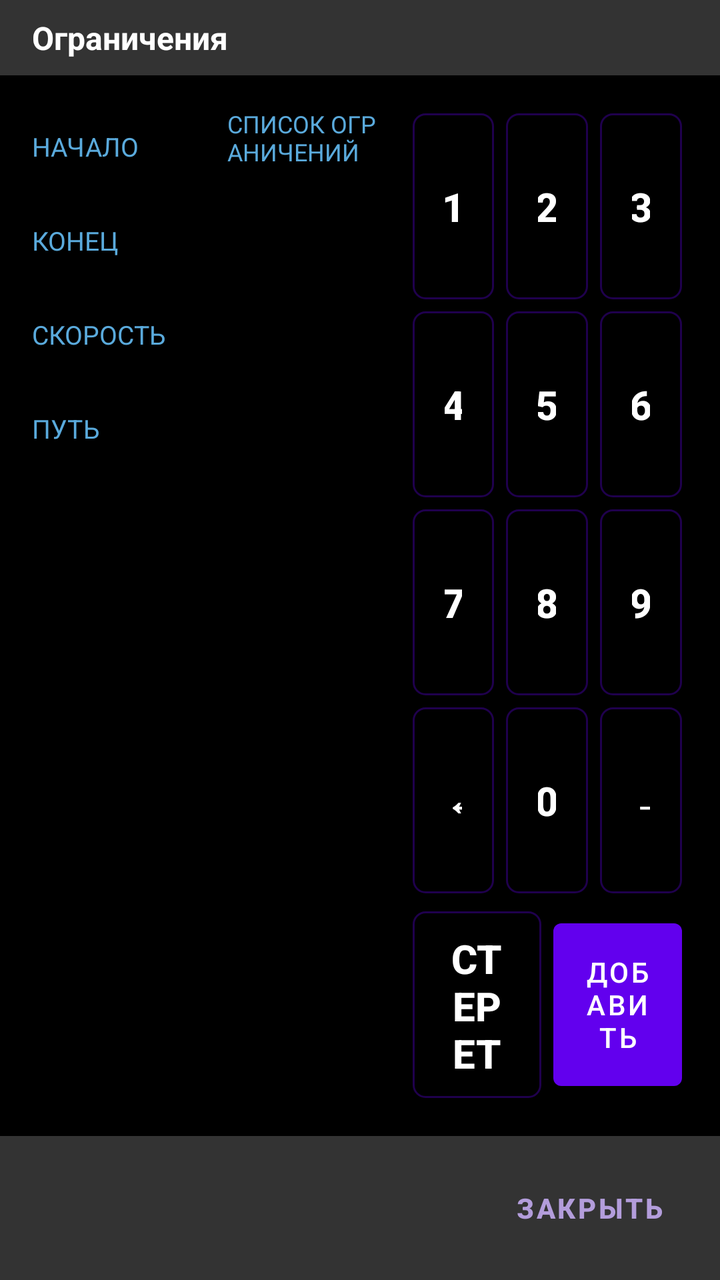
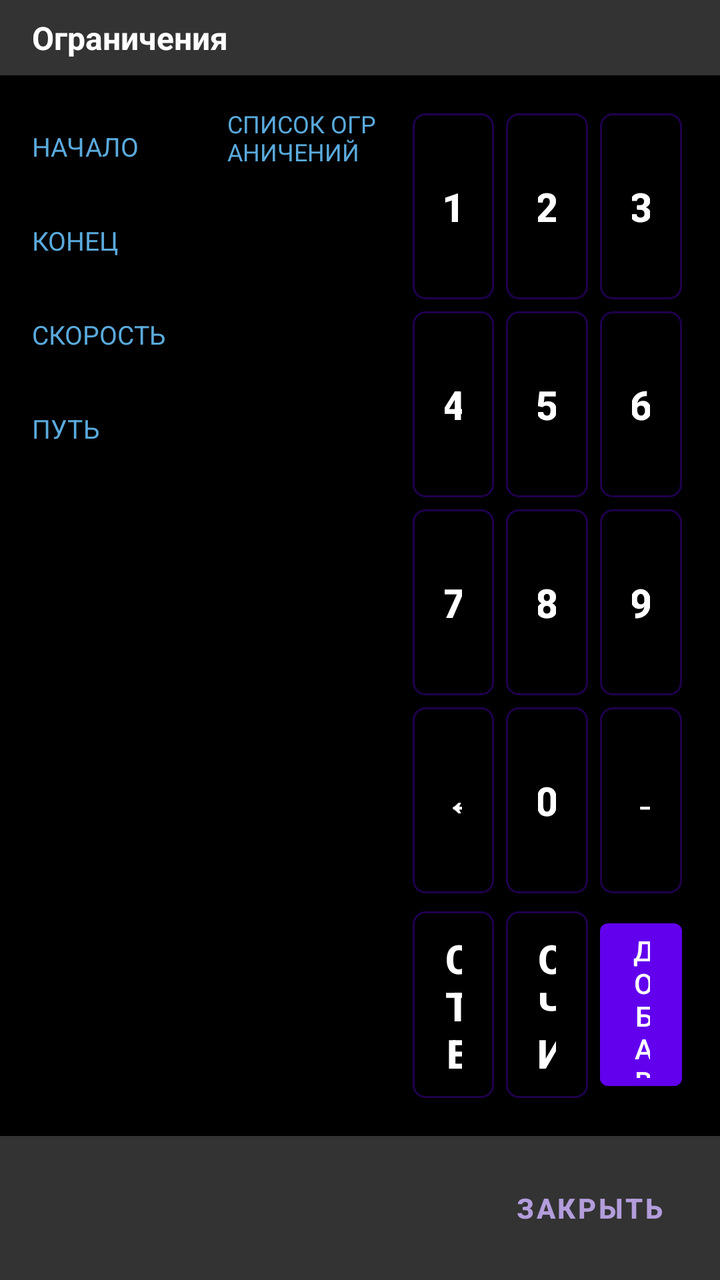

Compare the two renders of this Android layout. The source of the first and the diff that turns it into the second are given below.
<!-- AndroidManifest.xml: application theme Theme.TrainDriverApp -->
<!-- res/layout/activity_restrictions.xml -->
<?xml version="1.0" encoding="utf-8"?>
<LinearLayout xmlns:android="http://schemas.android.com/apk/res/android"
    android:layout_width="match_parent"
    android:layout_height="match_parent"
    android:orientation="vertical"
    android:background="#000000">

    
    <TextView
        android:layout_width="match_parent"
        android:layout_height="wrap_content"
        android:background="#333333"
        android:paddingStart="16dp"
        android:paddingEnd="16dp"
        android:paddingTop="8dp"
        android:paddingBottom="8dp"
        android:text="Ограничения"
        android:textColor="#FFFFFF"
        android:textSize="16sp"
        android:textStyle="bold" />

    
    <LinearLayout
        android:layout_width="match_parent"
        android:layout_height="0dp"
        android:layout_weight="1"
        android:orientation="horizontal"
        android:padding="16dp">

        
        <LinearLayout
            android:layout_width="0dp"
            android:layout_height="match_parent"
            android:layout_weight="2"
            android:orientation="vertical"
            android:paddingEnd="14dp">

            <LinearLayout
                android:layout_width="match_parent"
                android:layout_height="wrap_content"
                android:orientation="horizontal"
                android:gravity="center_vertical">

                <TextView
                    android:layout_width="100dp"
                    android:layout_height="wrap_content"
                    android:text="НАЧАЛО"
                    android:textColor="#5AAADC"
                    android:textSize="13sp" />

                <EditText
                    android:id="@+id/restrictionStartKmInput"
                    style="@style/RestrictionDigitBox"
                    android:layout_width="56dp"
                    android:hint="км"
                    android:inputType="number"
                    android:maxLength="4" />

                <EditText
                    android:id="@+id/restrictionStartPkInput"
                    style="@style/RestrictionDigitBox"
                    android:layout_width="40dp"
                    android:layout_marginStart="6dp"
                    android:hint="пк"
                    android:inputType="number"
                    android:maxLength="2" />

            </LinearLayout>

            <LinearLayout
                android:layout_width="match_parent"
                android:layout_height="wrap_content"
                android:layout_marginTop="8dp"
                android:orientation="horizontal"
                android:gravity="center_vertical">

                <TextView
                    android:layout_width="100dp"
                    android:layout_height="wrap_content"
                    android:text="КОНЕЦ"
                    android:textColor="#5AAADC"
                    android:textSize="13sp" />

                <EditText
                    android:id="@+id/restrictionEndKmInput"
                    style="@style/RestrictionDigitBox"
                    android:layout_width="56dp"
                    android:hint="км"
                    android:inputType="number"
                    android:maxLength="4" />

                <EditText
                    android:id="@+id/restrictionEndPkInput"
                    style="@style/RestrictionDigitBox"
                    android:layout_width="40dp"
                    android:layout_marginStart="6dp"
                    android:hint="пк"
                    android:inputType="number"
                    android:maxLength="2" />

            </LinearLayout>

            
            <LinearLayout
                android:layout_width="match_parent"
                android:layout_height="wrap_content"
                android:layout_marginTop="8dp"
                android:orientation="horizontal"
                android:gravity="center_vertical">

                <TextView
                    android:layout_width="100dp"
                    android:layout_height="wrap_content"
                    android:text="СКОРОСТЬ"
                    android:textColor="#5AAADC"
                    android:textSize="13sp" />

                <EditText
                    android:id="@+id/restrictionSpeedInput"
                    style="@style/RestrictionDigitBox"
                    android:layout_width="44dp"
                    android:hint="—"
                    android:inputType="number"
                    android:maxLength="2" />

            </LinearLayout>

            <LinearLayout
                android:layout_width="match_parent"
                android:layout_height="wrap_content"
                android:layout_marginTop="8dp"
                android:orientation="horizontal"
                android:gravity="center_vertical">

                <TextView
                    android:layout_width="100dp"
                    android:layout_height="wrap_content"
                    android:text="ПУТЬ"
                    android:textColor="#5AAADC"
                    android:textSize="13sp" />

                <EditText
                    android:id="@+id/restrictionPathInput"
                    style="@style/RestrictionDigitBox"
                    android:layout_width="36dp"
                    android:hint="—"
                    android:inputType="number"
                    android:maxLength="1" />

            </LinearLayout>

            <TextView
                android:id="@+id/restrictionErrorText"
                android:layout_width="match_parent"
                android:layout_height="wrap_content"
                android:layout_marginTop="8dp"
                android:textColor="#E05A5A"
                android:visibility="gone" />

        </LinearLayout>

        
        <LinearLayout
            android:layout_width="0dp"
            android:layout_height="match_parent"
            android:layout_weight="2"
            android:orientation="vertical"
            android:paddingStart="4dp"
            android:paddingEnd="14dp">

            <TextView
                android:layout_width="wrap_content"
                android:layout_height="wrap_content"
                android:text="СПИСОК ОГРАНИЧЕНИЙ"
                android:textColor="#5AAADC"
                android:textSize="12sp"
                android:layout_marginBottom="6dp" />

            <ScrollView
                android:layout_width="match_parent"
                android:layout_height="0dp"
                android:layout_weight="1">

                <LinearLayout
                    android:id="@+id/restrictionRowsContainer"
                    android:layout_width="match_parent"
                    android:layout_height="wrap_content"
                    android:orientation="vertical" />

            </ScrollView>

        </LinearLayout>

        
        <LinearLayout
            android:layout_width="0dp"
            android:layout_height="match_parent"
            android:layout_weight="3"
            android:orientation="vertical">

            
            <LinearLayout
                android:layout_width="match_parent"
                android:layout_height="0dp"
                android:layout_weight="1"
                android:orientation="horizontal">
                <Button android:id="@+id/restrictionKey1" style="@style/RestrictionKeypadButton" android:layout_height="match_parent" android:text="1" />
                <Button android:id="@+id/restrictionKey2" style="@style/RestrictionKeypadButton" android:layout_height="match_parent" android:text="2" />
                <Button android:id="@+id/restrictionKey3" style="@style/RestrictionKeypadButton" android:layout_height="match_parent" android:text="3" />
            </LinearLayout>

            <LinearLayout
                android:layout_width="match_parent"
                android:layout_height="0dp"
                android:layout_weight="1"
                android:orientation="horizontal">
                <Button android:id="@+id/restrictionKey4" style="@style/RestrictionKeypadButton" android:layout_height="match_parent" android:text="4" />
                <Button android:id="@+id/restrictionKey5" style="@style/RestrictionKeypadButton" android:layout_height="match_parent" android:text="5" />
                <Button android:id="@+id/restrictionKey6" style="@style/RestrictionKeypadButton" android:layout_height="match_parent" android:text="6" />
            </LinearLayout>

            <LinearLayout
                android:layout_width="match_parent"
                android:layout_height="0dp"
                android:layout_weight="1"
                android:orientation="horizontal">
                <Button android:id="@+id/restrictionKey7" style="@style/RestrictionKeypadButton" android:layout_height="match_parent" android:text="7" />
                <Button android:id="@+id/restrictionKey8" style="@style/RestrictionKeypadButton" android:layout_height="match_parent" android:text="8" />
                <Button android:id="@+id/restrictionKey9" style="@style/RestrictionKeypadButton" android:layout_height="match_parent" android:text="9" />
            </LinearLayout>

            <LinearLayout
                android:layout_width="match_parent"
                android:layout_height="0dp"
                android:layout_weight="1"
                android:orientation="horizontal">
                <Button android:id="@+id/restrictionKeyPrev" style="@style/RestrictionKeypadButton" android:layout_height="match_parent" android:text="←" />
                <Button android:id="@+id/restrictionKey0" style="@style/RestrictionKeypadButton" android:layout_height="match_parent" android:text="0" />
                <Button android:id="@+id/restrictionKeyNext" style="@style/RestrictionKeypadButton" android:layout_height="match_parent" android:text="→" />
            </LinearLayout>

            
            <LinearLayout
                android:layout_width="match_parent"
                android:layout_height="0dp"
                android:layout_weight="1"
                android:layout_marginTop="3dp"
                android:orientation="horizontal">
                <Button
                    android:id="@+id/restrictionBackspaceButton"
                    style="@style/RestrictionKeypadButton"
                    android:layout_height="match_parent"
                    android:text="Стереть" />
                <Button
                    android:id="@+id/restrictionAddButton"
                    android:layout_width="0dp"
                    android:layout_height="match_parent"
                    android:layout_weight="1"
                    android:layout_margin="3dp"
                    android:text="Добавить" />
            </LinearLayout>

        </LinearLayout>

    </LinearLayout>

    <LinearLayout
        android:layout_width="match_parent"
        android:layout_height="wrap_content"
        android:background="#333333"
        android:gravity="end"
        android:padding="12dp">

        <Button
            android:id="@+id/restrictionCloseButton"
            android:layout_width="wrap_content"
            android:layout_height="wrap_content"
            android:background="@android:color/transparent"
            android:textColor="#B39DDB"
            android:textStyle="bold"
            android:text="ЗАКРЫТЬ" />

    </LinearLayout>

</LinearLayout>
<!-- resources referenced by this layout -->
<resources>
  <style name="RestrictionDigitBox">
          <item name="android:layout_height">wrap_content</item>
          <item name="android:gravity">center</item>
          <item name="android:fontFamily">monospace</item>
          <item name="android:textStyle">bold</item>
          <item name="android:textSize">20sp</item>
          <item name="android:background">@drawable/bg_header_toggle</item>
          <item name="android:paddingTop">6dp</item>
          <item name="android:paddingBottom">6dp</item>
          <item name="android:textColor">#FFFFFF</item>
          <item name="android:textColorHint">#555555</item>
      </style>
  <style name="RestrictionKeypadButton" parent="Widget.AppCompat.Button.Borderless">
          <item name="android:layout_width">0dp</item>
          <item name="android:layout_height">wrap_content</item>
          <item name="android:layout_weight">1</item>
          <item name="android:layout_margin">3dp</item>
          <item name="android:minHeight">46dp</item>
          <item name="android:background">@drawable/bg_header_toggle</item>
          <item name="android:textColor">#FFFFFF</item>
          <item name="android:textStyle">bold</item>
          <item name="android:textSize">20sp</item>
      </style>
  <style name="Theme.TrainDriverApp" parent="Theme.MaterialComponents.DayNight.NoActionBar" />
  <!-- drawable bg_header_toggle (drawable) -->
  <?xml version="1.0" encoding="utf-8"?>
  <shape xmlns:android="http://schemas.android.com/apk/res/android" android:shape="rectangle">
      <corners android:radius="6dp" />
      <stroke android:width="1dp" android:color="#52FFFFFF" />
      <solid android:color="@android:color/transparent" />
  </shape>
</resources>

<!-- the commit's change to res/layout/activity_restrictions.xml (unified diff, before → after) -->
@@ -252,6 +252,11 @@
                     android:layout_height="match_parent"
                     android:text="Стереть" />
                 <Button
+                    android:id="@+id/restrictionClearButton"
+                    style="@style/RestrictionKeypadButton"
+                    android:layout_height="match_parent"
+                    android:text="Очистить" />
+                <Button
                     android:id="@+id/restrictionAddButton"
                     android:layout_width="0dp"
                     android:layout_height="match_parent"
